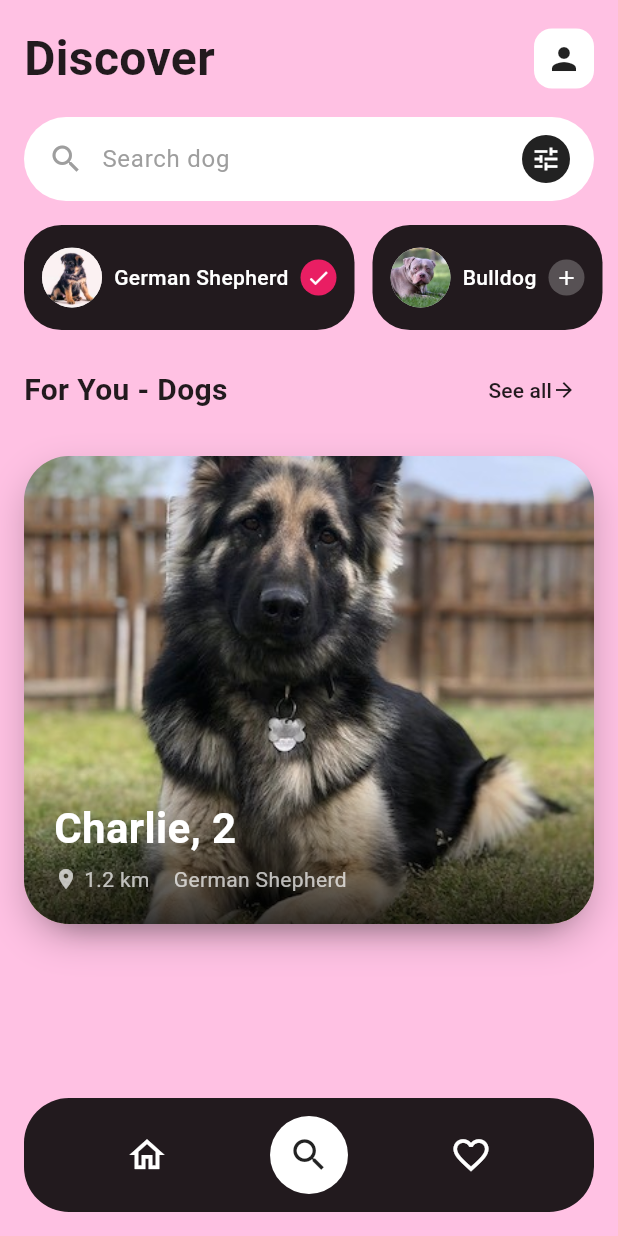
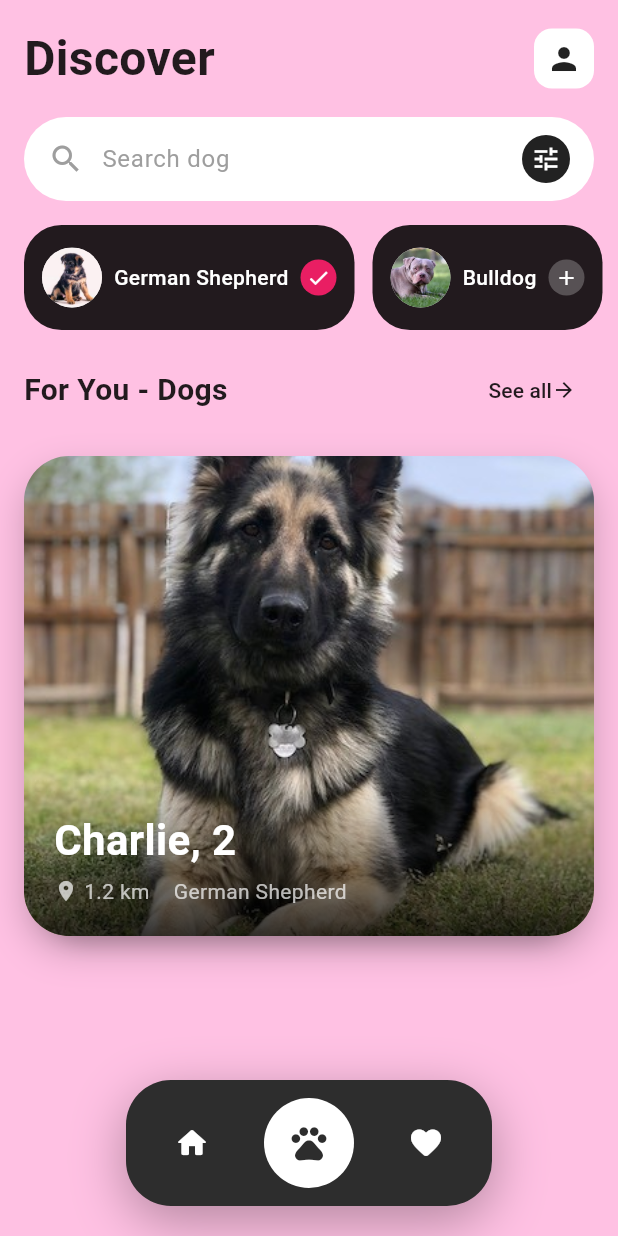
Before and after one commit to itshae43/Adoptly, a Flutter app: the screen it shows after launch, after a tap on "Get Started", after a tap on "Dog", on a phone screen of 412 x 824 dp. Run offline on Flutter 3.47's test engine with Material 3 defaults, Android fonts, the phone set to English and light mode, and no system bars.

Commit message:
navigation bar

```diff
--- a/lib/discover_screen.dart
+++ b/lib/discover_screen.dart
@@ -2,11 +2,8 @@ import 'package:flutter/material.dart';
 import 'dart:math' as math;
 import 'pet_info_screen.dart';
 import 'profile_screen.dart';
-import 'pet_selection_screen.dart';
-// import 'liked_pets_screen.dart';
 import 'models/liked_pet.dart' as model;
 import 'services/liked_pets_manager.dart';
-import 'liked_pets_screen.dart';
 
 class DiscoverScreen extends StatefulWidget {
   final String petType;
@@ -450,50 +447,8 @@ class _DiscoverScreenState extends State<DiscoverScreen> with TickerProviderStat
                     ),
             ),
 
-            // Bottom Navigation
-            Container(
-              margin: const EdgeInsets.all(16),
-              padding: const EdgeInsets.symmetric(vertical: 12),
-              decoration: BoxDecoration(
-                color: Colors.black87,
-                borderRadius: BorderRadius.circular(30),
-              ),
-              child: Row(
-                mainAxisAlignment: MainAxisAlignment.spaceEvenly,
-                children: [
-                  IconButton(
-                    onPressed: () {
-                      Navigator.pushReplacement(
-                        context,
-                        MaterialPageRoute(
-                          builder: (context) => const PetSelectionScreen(),
-                        ),
-                      );
-                    },
-                    icon: const Icon(Icons.home_outlined, color: Colors.white, size: 28),
-                  ),
-                  Container(
-                    padding: const EdgeInsets.all(12),
-                    decoration: const BoxDecoration(
-                      color: Colors.white,
-                      shape: BoxShape.circle,
-                    ),
-                    child: const Icon(Icons.search, color: Colors.black87, size: 28),
-                  ),
-                  IconButton(
-                    onPressed: () {
-                      Navigator.pushReplacement(
-                        context,
-                        MaterialPageRoute(
-                          builder: (context) => const LikedPetsScreen(),
-                        ),
-                      );
-                    },
-                    icon: const Icon(Icons.favorite_outline, color: Colors.white, size: 28),
-                  ),
-                ],
-              ),
-            ),
+            // Space for bottom navigation bar
+            const SizedBox(height: 100),
           ],
         ),
       ),
--- a/lib/liked_pets_screen.dart
+++ b/lib/liked_pets_screen.dart
@@ -2,7 +2,6 @@ import 'package:flutter/material.dart';
 import 'pet_info_screen.dart';
 import 'discover_screen.dart';
 import 'profile_screen.dart';
-import 'pet_selection_screen.dart';
 import 'models/liked_pet.dart' as model;
 import 'services/liked_pets_manager.dart';
 
@@ -298,57 +297,8 @@ class _LikedPetsScreenState extends State<LikedPetsScreen> {
                     ),
             ),
 
-            // Bottom Navigation
-            Container(
-              margin: const EdgeInsets.all(16),
-              padding: const EdgeInsets.symmetric(vertical: 12),
-              decoration: BoxDecoration(
-                color: Colors.black87,
-                borderRadius: BorderRadius.circular(30),
-                boxShadow: [
-                  BoxShadow(
-                    color: Colors.black.withOpacity(0.3),
-                    blurRadius: 20,
-                    offset: const Offset(0, 10),
-                  ),
-                ],
-              ),
-              child: Row(
-                mainAxisAlignment: MainAxisAlignment.spaceEvenly,
-                children: [
-                  IconButton(
-                    onPressed: () {
-                      Navigator.pushReplacement(
-                        context,
-                        MaterialPageRoute(
-                          builder: (context) => const PetSelectionScreen(),
-                        ),
-                      );
-                    },
-                    icon: const Icon(Icons.home_outlined, color: Colors.white, size: 28),
-                  ),
-                  IconButton(
-                    onPressed: () {
-                      Navigator.pushReplacement(
-                        context,
-                        MaterialPageRoute(
-                          builder: (context) => const DiscoverScreen(petType: 'Dog'),
-                        ),
-                      );
-                    },
-                    icon: const Icon(Icons.search, color: Colors.white, size: 28),
-                  ),
-                  Container(
-                    padding: const EdgeInsets.all(12),
-                    decoration: const BoxDecoration(
-                      color: Colors.white,
-                      shape: BoxShape.circle,
-                    ),
-                    child: const Icon(Icons.favorite, color: Colors.red, size: 28),
-                  ),
-                ],
-              ),
-            ),
+            // Space for bottom navigation bar
+            const SizedBox(height: 100),
           ],
         ),
       ),
--- a/lib/main.dart
+++ b/lib/main.dart
@@ -1,7 +1,6 @@
 import 'package:flutter/material.dart';
 import 'onboarding_screen.dart';
-import 'pet_selection_screen.dart';
-import 'home_screen.dart';
+import 'main_navigation.dart';
 import 'pet_detail_screen.dart';
 
 void main() {
@@ -26,8 +25,7 @@ class MyApp extends StatelessWidget {
       // Define the routes for navigation
       routes: {
         '/': (context) => const OnboardingScreen(),
-        '/pet_selection': (context) => const PetSelectionScreen(),
-        '/home': (context) => const HomeScreen(),
+        '/main': (context) => const MainNavigation(),
       },
 
       // Handle dynamic route arguments for pet detail screen
--- /dev/null
+++ b/lib/main_navigation.dart
@@ -0,0 +1,235 @@
+import 'package:flutter/material.dart';
+import 'discover_screen.dart';
+import 'liked_pets_screen.dart';
+import 'widgets/modern_bottom_nav_bar.dart';
+
+class MainNavigation extends StatefulWidget {
+  final String? initialPetType;
+  final int initialIndex;
+
+  const MainNavigation({
+    super.key,
+    this.initialPetType,
+    this.initialIndex = 0,
+  });
+
+  @override
+  State<MainNavigation> createState() => _MainNavigationState();
+}
+
+class _MainNavigationState extends State<MainNavigation> {
+  late int _currentIndex;
+  late String _selectedPetType;
+  late PageController _pageController;
+
+  @override
+  void initState() {
+    super.initState();
+    _currentIndex = widget.initialIndex;
+    _selectedPetType = widget.initialPetType ?? 'Dog';
+    _pageController = PageController(initialPage: _currentIndex);
+  }
+
+  @override
+  void dispose() {
+    _pageController.dispose();
+    super.dispose();
+  }
+
+  void _onNavItemTapped(int index) {
+    setState(() {
+      _currentIndex = index;
+    });
+    _pageController.animateToPage(
+      index,
+      duration: const Duration(milliseconds: 300),
+      curve: Curves.linear,
+    );
+  }
+
+  void _onPageChanged(int index) {
+    setState(() {
+      _currentIndex = index;
+    });
+  }
+
+  void _onPetTypeSelected(String petType) {
+    setState(() {
+      _selectedPetType = petType;
+      _currentIndex = 1; // Navigate to discover screen
+    });
+    _pageController.animateToPage(
+      1,
+      duration: const Duration(milliseconds: 300),
+      curve: Curves.linear,
+    );
+  }
+
+  @override
+  Widget build(BuildContext context) {
+    return Scaffold(
+      body: Stack(
+        children: [
+          PageView(
+            controller: _pageController,
+            onPageChanged: _onPageChanged,
+            physics: const NeverScrollableScrollPhysics(), // Disable swipe to change pages
+            children: [
+              PetSelectionScreenWrapper(
+                onPetTypeSelected: _onPetTypeSelected,
+              ),
+              DiscoverScreen(petType: _selectedPetType),
+              const LikedPetsScreen(),
+            ],
+          ),
+          Positioned(
+            left: 0,
+            right: 0,
+            bottom: 0,
+            child: ModernBottomNavBar(
+              currentIndex: _currentIndex,
+              onTap: _onNavItemTapped,
+            ),
+          ),
+        ],
+      ),
+    );
+  }
+}
+
+// Wrapper for PetSelectionScreen to handle navigation
+class PetSelectionScreenWrapper extends StatelessWidget {
+  final Function(String) onPetTypeSelected;
+
+  const PetSelectionScreenWrapper({
+    super.key,
+    required this.onPetTypeSelected,
+  });
+
+  @override
+  Widget build(BuildContext context) {
+    return Scaffold(
+      backgroundColor: Colors.white,
+      body: Padding(
+        padding: const EdgeInsets.all(24.0),
+        child: Column(
+          mainAxisAlignment: MainAxisAlignment.center,
+          children: [
+            const Text(
+              "What are you looking for?",
+              style: TextStyle(
+                fontSize: 28,
+                fontWeight: FontWeight.bold,
+                color: Colors.black,
+              ),
+              textAlign: TextAlign.center,
+            ),
+            const SizedBox(height: 16),
+            const Text(
+              "Select the type of pet you'd like to explore",
+              style: TextStyle(
+                fontSize: 16,
+                color: Colors.grey,
+              ),
+              textAlign: TextAlign.center,
+            ),
+            const SizedBox(height: 50),
+
+            // Pet selection cards
+            PetTypeCard(
+              petType: 'Dog',
+              icon: Icons.pets,
+              color: const Color(0xFFE6E6FA),
+              onTap: () => onPetTypeSelected('Dog'),
+            ),
+            const SizedBox(height: 20),
+
+            PetTypeCard(
+              petType: 'Cat',
+              icon: Icons.pets,
+              color: const Color(0xFFFDEEF4),
+              onTap: () => onPetTypeSelected('Cat'),
+            ),
+            const SizedBox(height: 20),
+
+            PetTypeCard(
+              petType: 'Other',
+              icon: Icons.cruelty_free,
+              color: const Color(0xFFE8FADF),
+              onTap: () => onPetTypeSelected('Other'),
+            ),
+            const SizedBox(height: 100), // Space for bottom nav bar
+          ],
+        ),
+      ),
+    );
+  }
+}
+
+class PetTypeCard extends StatelessWidget {
+  final String petType;
+  final IconData icon;
+  final Color color;
+  final VoidCallback onTap;
+
+  const PetTypeCard({
+    super.key,
+    required this.petType,
+    required this.icon,
+    required this.color,
+    required this.onTap,
+  });
+
+  @override
+  Widget build(BuildContext context) {
+    return GestureDetector(
+      onTap: onTap,
+      child: Container(
+        width: double.infinity,
+        padding: const EdgeInsets.symmetric(vertical: 24, horizontal: 20),
+        decoration: BoxDecoration(
+          color: color,
+          borderRadius: BorderRadius.circular(20),
+          boxShadow: [
+            BoxShadow(
+              color: Colors.black.withOpacity(0.05),
+              blurRadius: 10,
+              offset: const Offset(0, 4),
+            ),
+          ],
+        ),
+        child: Row(
+          children: [
+            Container(
+              padding: const EdgeInsets.all(16),
+              decoration: BoxDecoration(
+                color: Colors.white,
+                borderRadius: BorderRadius.circular(15),
+              ),
+              child: Icon(
+                icon,
+                size: 40,
+                color: const Color(0xFFE91E63),
+              ),
+            ),
+            const SizedBox(width: 20),
+            Text(
+              petType,
+              style: const TextStyle(
+                fontSize: 24,
+                fontWeight: FontWeight.bold,
+                color: Colors.black87,
+              ),
+            ),
+            const Spacer(),
+            const Icon(
+              Icons.arrow_forward_ios,
+              color: Colors.grey,
+              size: 20,
+            ),
+          ],
+        ),
+      ),
+    );
+  }
+}
--- a/lib/onboarding_screen.dart
+++ b/lib/onboarding_screen.dart
@@ -91,8 +91,8 @@ class OnboardingScreen extends StatelessWidget {
                       ),
                     ),
                     onPressed: () {
-                      // Navigate to Pet Selection Screen
-                      Navigator.pushReplacementNamed(context, '/pet_selection');
+                      // Navigate to Main Navigation Screen
+                      Navigator.pushReplacementNamed(context, '/main');
                     },
                     child: const Text(
                       "Get Started",
--- /dev/null
+++ b/lib/widgets/modern_bottom_nav_bar.dart
@@ -0,0 +1,80 @@
+import 'package:flutter/material.dart';
+
+class ModernBottomNavBar extends StatelessWidget {
+  final int currentIndex;
+  final Function(int) onTap;
+
+  const ModernBottomNavBar({
+    super.key,
+    required this.currentIndex,
+    required this.onTap,
+  });
+
+  @override
+  Widget build(BuildContext context) {
+    return Center(
+      child: Container(
+        margin: const EdgeInsets.all(20),
+        padding: const EdgeInsets.symmetric(vertical: 12, horizontal: 20),
+        decoration: BoxDecoration(
+          color: const Color(0xFF2D2D2D), // Dark background matching the image
+          borderRadius: BorderRadius.circular(30),
+          boxShadow: [
+            BoxShadow(
+              color: Colors.black.withOpacity(0.3),
+              blurRadius: 30,
+              offset: const Offset(0, 10),
+            ),
+          ],
+        ),
+        child: Row(
+          mainAxisAlignment: MainAxisAlignment.center,
+          mainAxisSize: MainAxisSize.min,
+          children: [
+            _buildNavItem(
+              icon: Icons.home_rounded,
+              index: 0,
+              isActive: currentIndex == 0,
+            ),
+            const SizedBox(width: 24),
+            _buildNavItem(
+              icon: Icons.pets_rounded,
+              index: 1,
+              isActive: currentIndex == 1,
+              isCenter: true,
+            ),
+            const SizedBox(width: 24),
+            _buildNavItem(
+              icon: Icons.favorite_rounded,
+              index: 2,
+              isActive: currentIndex == 2,
+            ),
+          ],
+        ),
+      ),
+    );
+  }
+
+  Widget _buildNavItem({
+    required IconData icon,
+    required int index,
+    required bool isActive,
+    bool isCenter = false,
+  }) {
+    return GestureDetector(
+      onTap: () => onTap(index),
+      child: Container(
+        padding: EdgeInsets.all(isCenter ? 16 : 12),
+        decoration: BoxDecoration(
+          color: isActive ? Colors.white : Colors.transparent,
+          shape: BoxShape.circle,
+        ),
+        child: Icon(
+          icon,
+          color: isActive ? const Color(0xFF2D2D2D) : Colors.white,
+          size: isCenter ? 28 : 24,
+        ),
+      ),
+    );
+  }
+}
```
